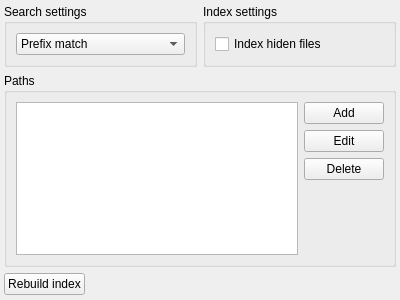
The window that src/services/fileindex/fileindexwidget.ui (albertlauncher/albert) describes before a commit, drawn with Qt 5.
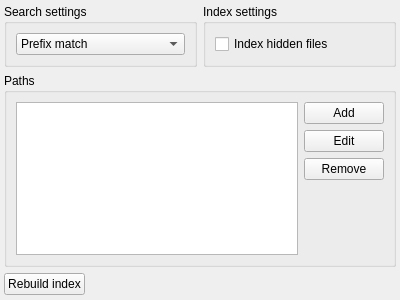
The same window after the commit.

Commit message: Add functions to the buttons

Patch:
```diff
--- a/src/services/fileindex/fileindexwidget.ui
+++ b/src/services/fileindex/fileindexwidget.ui
@@ -62,7 +62,7 @@
         <item>
          <widget class="QCheckBox" name="checkBoxHiddenFiles">
           <property name="text">
-           <string>Index hiden files</string>
+           <string>Index hidden files</string>
           </property>
          </widget>
         </item>
@@ -99,9 +99,12 @@
            </widget>
           </item>
           <item>
-           <widget class="QPushButton" name="pushButton_2">
+           <widget class="QPushButton" name="pushButton_removePath">
+            <property name="enabled">
+             <bool>true</bool>
+            </property>
             <property name="text">
-             <string>Delete</string>
+             <string>Remove</string>
             </property>
            </widget>
           </item>
```
Left out of the diff: 28 changed lines with no effect on the pictures. The commit also changes 4 other files.
